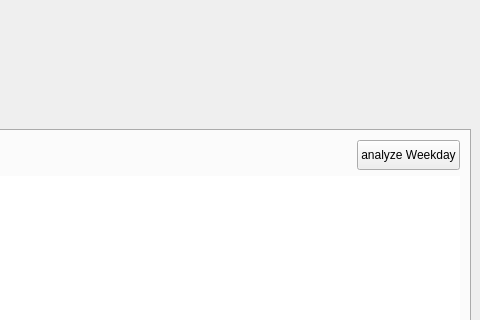
Old version of the form trade_monitor/trade_monitor/gui_monitor.ui in the repository takkin-takilog/namake-trader; both pictures show x 456 to 936 and y 0 to 320 of the 936 by 851 pixel window.
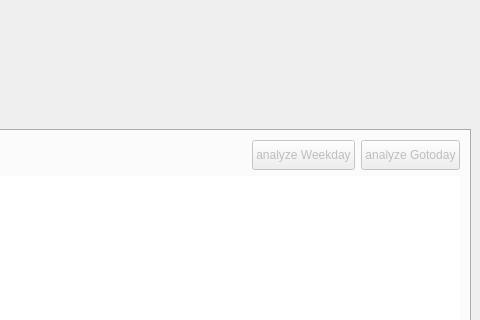
New version of the form.

```diff
--- a/trade_monitor/trade_monitor/gui_monitor.ui
+++ b/trade_monitor/trade_monitor/gui_monitor.ui
@@ -482,6 +482,9 @@
           </item>
           <item>
            <widget class="QPushButton" name="pushButton_ttm_weekday">
+            <property name="enabled">
+             <bool>false</bool>
+            </property>
             <property name="sizePolicy">
              <sizepolicy hsizetype="Preferred" vsizetype="Fixed">
               <horstretch>0</horstretch>
@@ -499,6 +502,28 @@
             </property>
            </widget>
           </item>
+          <item>
+           <widget class="QPushButton" name="pushButton_ttm_gotoday">
+            <property name="enabled">
+             <bool>false</bool>
+            </property>
+            <property name="sizePolicy">
+             <sizepolicy hsizetype="Preferred" vsizetype="Fixed">
+              <horstretch>0</horstretch>
+              <verstretch>0</verstretch>
+             </sizepolicy>
+            </property>
+            <property name="minimumSize">
+             <size>
+              <width>0</width>
+              <height>30</height>
+             </size>
+            </property>
+            <property name="text">
+             <string>analyze Gotoday</string>
+            </property>
+           </widget>
+          </item>
          </layout>
         </item>
         <item>
```
Left out of the diff: 3 changed lines with no effect on the pictures.
